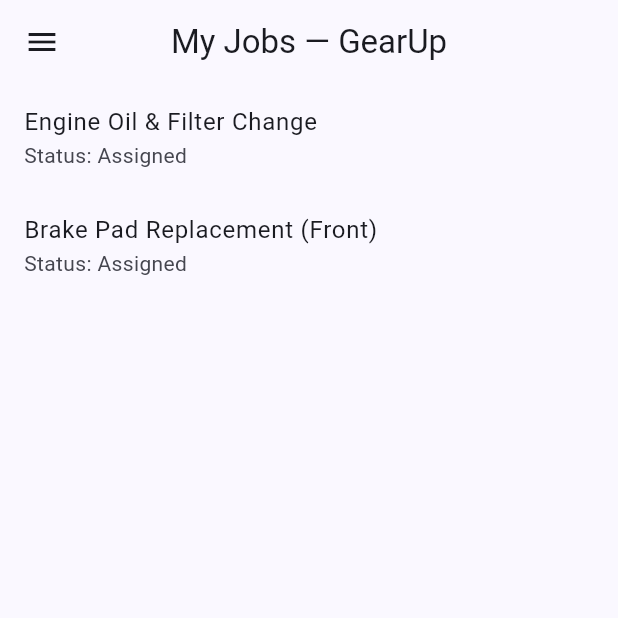
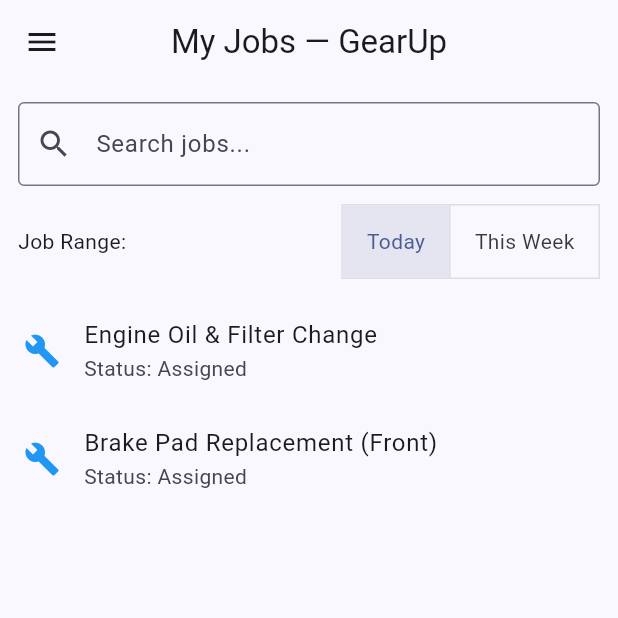
Before and after one commit to Evan0428/MobileAppForMachineWorkshop, a Flutter app: the DashboardScreen screen opened directly, on a phone screen of 412 x 824 dp, the top half of it. Run offline on Flutter 3.47's test engine with Material 3 defaults, Android fonts, the phone set to English and light mode, and no system bars; our stand-ins replace image_picker, shared_preferences, signature; accounts and stored records are empty.

Commit message:
Update dashboard_screen.dart

```diff
--- a/lib/screens/dashboard_screen.dart
+++ b/lib/screens/dashboard_screen.dart
@@ -2,7 +2,7 @@
 import 'package:provider/provider.dart';
 import '../state.dart';
 import 'job_detail_screen.dart';
-import 'profile_screen.dart'; // ✅ 新增 Profile 页面
+import 'profile_screen.dart';
 import '../models.dart';
 
 class DashboardScreen extends StatelessWidget {
@@ -31,7 +31,7 @@
               leading: const Icon(Icons.person),
               title: const Text("Profile"),
               onTap: () {
-                Navigator.pop(context); // 先关掉 Drawer
+                Navigator.pop(context);
                 Navigator.push(
                   context,
                   MaterialPageRoute(builder: (_) => const ProfileScreen()),
@@ -42,7 +42,7 @@
               leading: const Icon(Icons.logout),
               title: const Text("Logout"),
               onTap: () {
-                // ✅ 这里以后可以调用 AuthController.logout()
+                // ✅ 以后可调用 AuthController.logout()
                 Navigator.pop(context);
               },
             ),
@@ -50,22 +50,75 @@
         ),
       ),
 
+      body: Column(
+        children: [
+          // ✅ 搜索框
+          Padding(
+            padding: const EdgeInsets.all(12.0),
+            child: TextField(
+              decoration: const InputDecoration(
+                prefixIcon: Icon(Icons.search),
+                hintText: "Search jobs...",
+                border: OutlineInputBorder(),
+              ),
+              onChanged: (value) {
+                context.read<JobListController>().setSearch(value);
+              },
+            ),
+          ),
+
+          // ✅ Today / This Week 切换按钮
+          Padding(
+            padding: const EdgeInsets.symmetric(horizontal: 12.0),
+            child: Row(
+              mainAxisAlignment: MainAxisAlignment.spaceBetween,
+              children: [
+                const Text("Job Range:"),
+                ToggleButtons(
+                  isSelected: [!c.showWeek, c.showWeek],
+                  onPressed: (index) {
+                    context.read<JobListController>().toggleRange(index == 1);
+                  },
+                  children: const [
+                    Padding(
+                      padding: EdgeInsets.symmetric(horizontal: 16.0),
+                      child: Text("Today"),
+                    ),
+                    Padding(
+                      padding: EdgeInsets.symmetric(horizontal: 16.0),
+                      child: Text("This Week"),
+                    ),
+                  ],
+                ),
+              ],
+            ),
+          ),
+
+          const SizedBox(height: 12),
+
           // ✅ Job 列表
-      body: ListView.builder(
+          Expanded(
+            child: c.jobs.isEmpty
+                ? const Center(child: Text("No jobs found"))
+                : ListView.builder(
               itemCount: c.jobs.length,
               itemBuilder: (context, index) {
-          final job = c.jobs[index]; // 👈 这里是 MechanicJob
+                final job = c.jobs[index];
                 return ListTile(
+                  leading: const Icon(Icons.build, color: Colors.blue),
                   title: Text(job.title),
-            subtitle: Text("Status: ${job.status.label}"), // 👈 用 JobStatusX.label
+                  subtitle: Text("Status: ${job.status.label}"),
                   onTap: () => Navigator.pushNamed(
                     context,
                     JobDetailScreen.routeName,
-              arguments: job.id, // 👈 保持你原始逻辑，传 job.id
+                    arguments: job.id,
                   ),
                 );
               },
             ),
+          ),
+        ],
+      ),
     );
   }
 }
```
Lines whose indentation alone changed are shown as unchanged.
